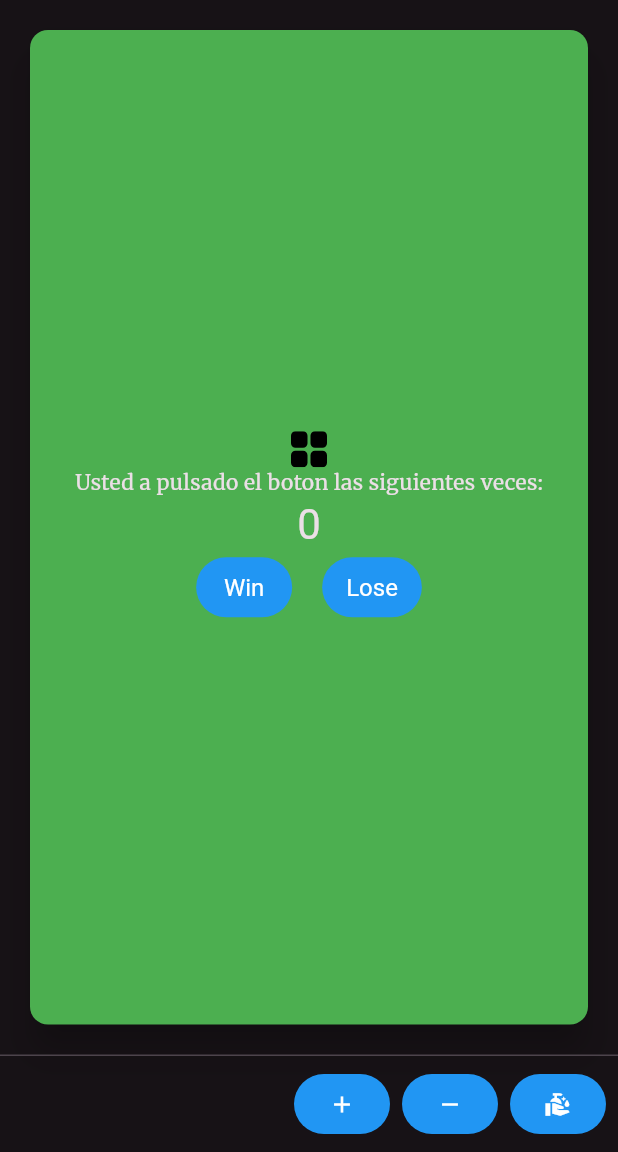
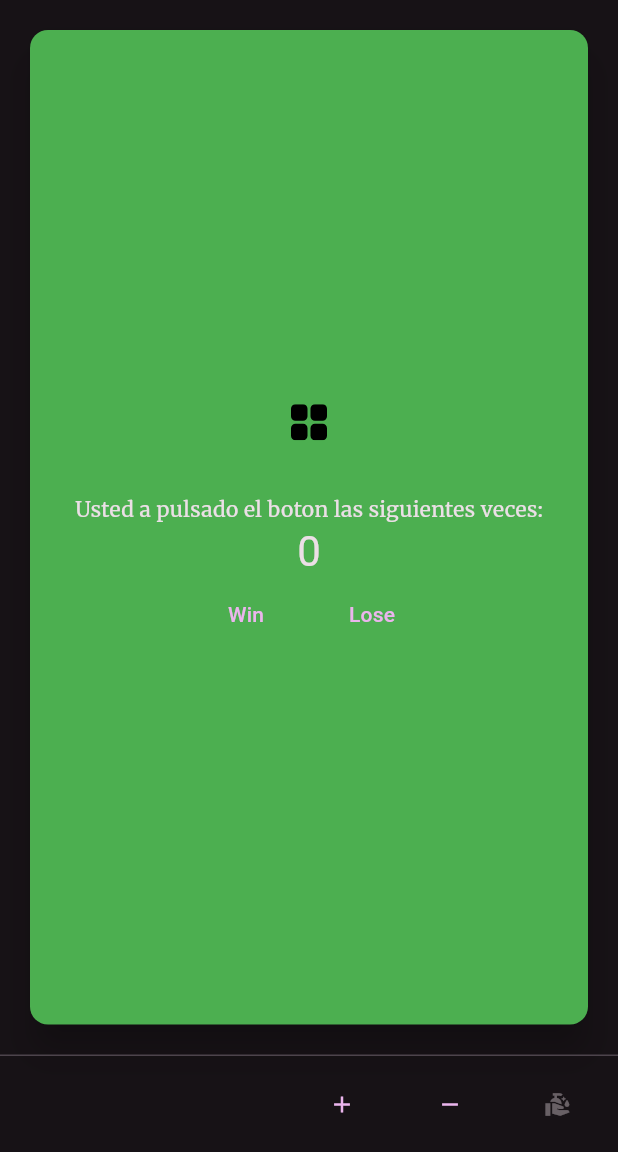
Before and after one commit to mmoscosodcl/3479A321_laboratorio202501, a Flutter app: the screen it shows after launch, on a phone screen of 412 x 824 dp, the part 84-1236 px from its top. Run offline on Flutter 3.47's test engine with Material 3 defaults, Android fonts, the phone set to English and light mode, and no system bars; our stand-ins replace flutter_svg, google_fonts, logger; missing offline and left inert: dart:ffi.

Commit message:
Updated with first lab from unit2

```diff
--- a/lib/main.dart
+++ b/lib/main.dart
@@ -1,7 +1,9 @@
 import 'package:application_laboratorio202501/pages/my_home_page.dart';
+import 'package:application_laboratorio202501/provider/counter_provider.dart';
 import 'package:flutter/material.dart';
 import 'package:google_fonts/google_fonts.dart';
 import 'package:logger/logger.dart';
+import 'package:provider/provider.dart';
 
 void main() {
   runApp(const MyApp());
@@ -10,7 +12,7 @@ void main() {
 class MyApp extends StatelessWidget {
   const MyApp({super.key});
 
-
+  // This widget is the root of your application.
   @override
   Widget build(BuildContext context) {
 
@@ -18,20 +20,16 @@ class MyApp extends StatelessWidget {
 
     logger.d("Logger is working!");
 
-    return MaterialApp(
+    return ChangeNotifierProvider<AppData>(
+      create: (context) => AppData(),
+      child: MaterialApp(
       title: 'Laboratorio 3',
       theme: ThemeData(
-        primarySwatch: Colors.yellow,
-        textButtonTheme: TextButtonThemeData(
-          style: TextButton.styleFrom(
-            foregroundColor: Colors.white, // Text color
-            backgroundColor: Colors.blue, // Background color
-            padding: EdgeInsets.symmetric(horizontal: 16.0, vertical: 8.0),
-            textStyle: TextStyle(fontSize: 16),
-          ),
-        ),
         colorScheme: ColorScheme.fromSeed(
           seedColor: Colors.purple,
+          // TRY THIS: Change to "Brightness.light"
+          //           and see that all colors change
+          //           to better contrast a light background.
           brightness: Brightness.dark,
         ),
         textTheme: TextTheme(
@@ -39,6 +37,10 @@ class MyApp extends StatelessWidget {
             fontSize: 72,
             fontWeight: FontWeight.bold,
           ),
+          // TRY THIS: Change one of the GoogleFonts
+          //           to "lato", "poppins", or "lora".
+          //           The title uses "titleLarge"
+          //           and the middle text uses "bodyMedium".
           titleLarge: GoogleFonts.oswald(
             fontSize: 30,
             fontStyle: FontStyle.italic,
@@ -48,6 +50,7 @@ class MyApp extends StatelessWidget {
         ),
       ),
       home: const MyHomePage(title: 'Laboratorio 3'),
+      )
     );
   }
 }
--- a/lib/pages/my_home_page.dart
+++ b/lib/pages/my_home_page.dart
@@ -1,7 +1,10 @@
 import 'package:application_laboratorio202501/pages/about.dart';
 import 'package:application_laboratorio202501/pages/list_labs.dart';
+import 'package:application_laboratorio202501/provider/counter_provider.dart';
 import 'package:flutter/material.dart';
 import 'package:flutter_svg/svg.dart';
+import 'package:logger/logger.dart';
+import 'package:provider/provider.dart';
 
 class MyHomePage extends StatefulWidget {
   const MyHomePage({super.key, required this.title});
@@ -9,10 +12,64 @@ class MyHomePage extends StatefulWidget {
   final String title;
 
   @override
-  State<MyHomePage> createState() => _MyHomePageState();
+  State<MyHomePage> createState() {
+    var logger = Logger();
+    logger.d("create state");
+    return _MyHomePageState();
+  }
 }
 class _MyHomePageState extends State<MyHomePage> {
   int _counter = 0;
+
+  _MyHomePageState() {
+    var logger = Logger();
+    logger.d("constructor");
+  }
+
+  @override
+  void initState() {
+    // TODO: implement initState
+    super.initState();
+    var logger = Logger();
+    logger.d("initState");
+  }
+
+  @override
+  void didUpdateWidget(covariant MyHomePage oldWidget) {
+    super.didUpdateWidget(oldWidget);
+    var logger = Logger();
+    logger.d("didUpdateWidget");
+  }
+  @override
+  didChangeDependencies() {
+    super.didChangeDependencies();
+    var logger = Logger();
+    logger.d("didChangeDependencies");
+  }
+  @override
+  void dispose() {
+    super.dispose();
+    var logger = Logger();
+    logger.d("dispose");
+  }
+
+  @override
+  void reassemble() {
+    super.reassemble();
+    var logger = Logger();
+    logger.d("reassemble");
+  }
+
+  @override
+  deactivate() {
+    super.deactivate();
+    var logger = Logger();
+    logger.d("deactivate");
+  }
+
+
+
+
 
   void _goToList() {
       Navigator.push(
@@ -33,26 +90,13 @@ class _MyHomePageState extends State<MyHomePage> {
   }
 
   void _goNext() {
-    if (_counter % 2 == 0) {
+    if (context.read<AppData>().counter % 2 == 0) {
       _goToList();
     } else {
       _goToAbout();
     }
   }
 
-
-
-  void _incrementCounter() {
-    setState(() {
-      _counter++;
-    });
-  }
-
-  void _decrementCounter() {
-    setState(() {
-      _counter--;
-    });
-  }
 
   void _resetCounter() {
     setState(() {
@@ -63,6 +107,9 @@ class _MyHomePageState extends State<MyHomePage> {
 
   @override
   Widget build(BuildContext context) {
+    var logger = Logger();
+    logger.d("build");
+
     return Scaffold(
       appBar: AppBar(
         backgroundColor: Theme.of(context).colorScheme.inversePrimary,
@@ -79,9 +126,14 @@ class _MyHomePageState extends State<MyHomePage> {
             mainAxisAlignment: MainAxisAlignment.center,
             children: <Widget>[
               SvgPicture.asset('assets/icons/mobile.svg',semanticsLabel: 'Dart Logo',),
+                if (context.watch<AppData>().name != null)
+                Text(
+                  '${context.watch<AppData>().name}',
+                  style: Theme.of(context).textTheme.headlineMedium,
+                ),
               const Text('Usted a pulsado el boton las siguientes veces:'),
               Text(
-                '$_counter',
+                '${context.watch<AppData>().counter}',
                 style: Theme.of(context).textTheme.headlineMedium,
               ),
               Row(
@@ -104,9 +156,17 @@ class _MyHomePageState extends State<MyHomePage> {
 
   List<Widget> get footerOptions {
     return [
-      TextButton(onPressed: _incrementCounter, child: Icon(Icons.add)),
-      TextButton(onPressed: _decrementCounter, child: Icon(Icons.remove)),
-      TextButton(onPressed: _resetCounter, child: Icon(Icons.clean_hands)),
+      TextButton(onPressed: context.read<AppData>().increment, child: Icon(Icons.add)),
+      TextButton(onPressed: context.read<AppData>().decrement, child: Icon(Icons.remove)),
+      Selector<AppData, bool>(
+        selector: (_, appData) => appData.isResetEnabled,
+        builder: (context, isResetEnabled, child) {
+          return TextButton(
+        onPressed: isResetEnabled ? context.read<AppData>().resetCounter : null,
+        child: Icon(Icons.clean_hands),
+          );
+        },
+      ),
     ];
   }
 }
--- /dev/null
+++ b/lib/provider/counter_provider.dart
@@ -0,0 +1,39 @@
+import 'dart:ffi';
+
+import 'package:flutter/material.dart';
+
+class AppData extends ChangeNotifier {
+  int _counter = 0;
+  String name = "";
+  bool isResetEnabled = false;
+
+  int get counter => _counter;
+
+
+  void resetCounter() {
+    _counter = 0;
+    notifyListeners();
+  }
+
+  void increment() {
+    _counter++;
+    notifyListeners();
+  }
+
+  void decrement() {
+    _counter--;
+    notifyListeners();
+  }
+
+  void setName(String newName) {
+    name = newName;
+    notifyListeners();
+  }
+  void setResetEnabled(bool value) {
+    isResetEnabled = value;
+    notifyListeners();
+  }
+
+
+
+}
--- a/pubspec.yaml
+++ b/pubspec.yaml
@@ -37,6 +37,7 @@ dependencies:
   flutter_svg: ^2.0.17
   google_fonts: any
   logger: ^2.5.0
+  provider: ^6.1.5
 
 dev_dependencies:
   flutter_test:
```
Also changed, not shown: lib/pages/about.dart (+23 -0 lines).
